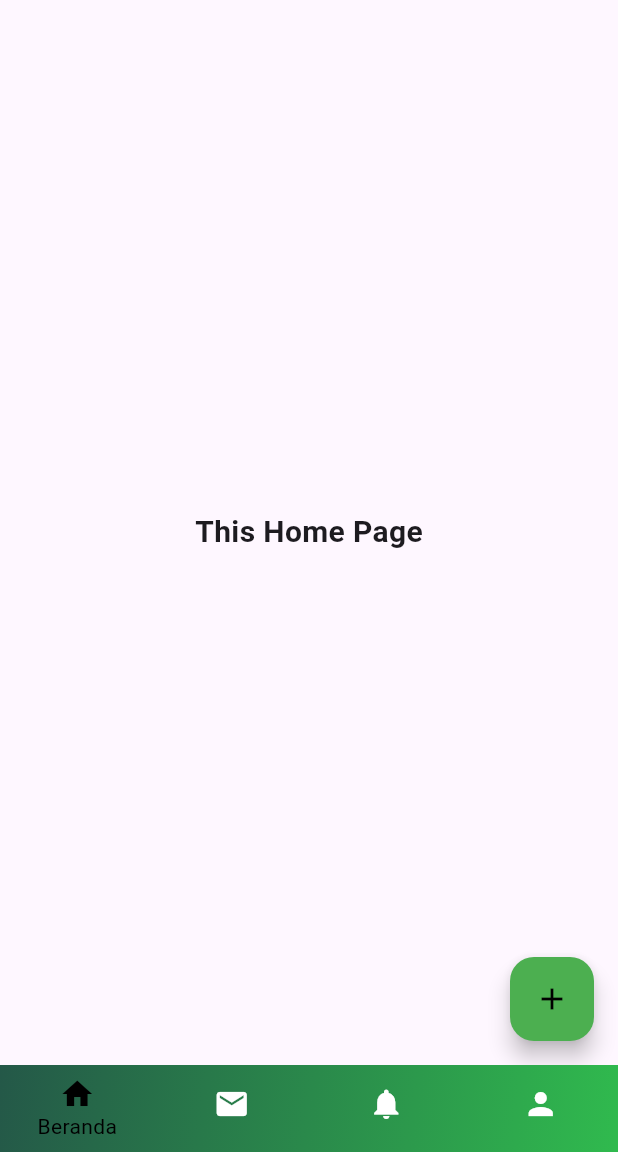
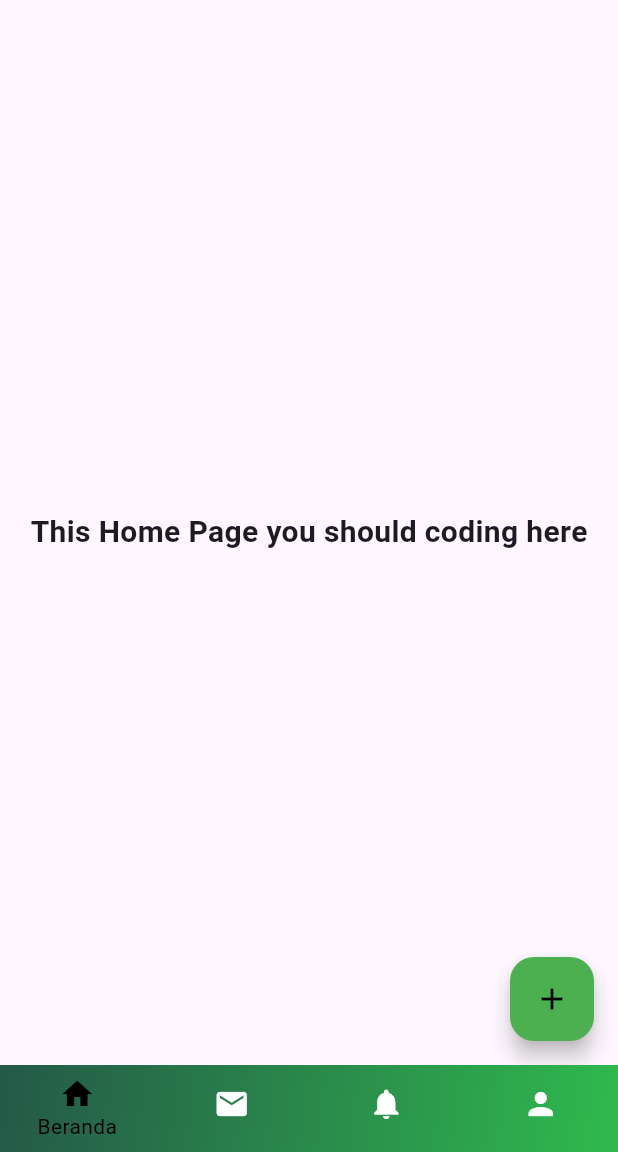
Before and after one commit to ariefana/mobile-project-medsos-apps, a Flutter app: the screen it shows after launch, on a phone screen of 412 x 824 dp, the part 84-1236 px from its top. Run offline on Flutter 3.47's test engine with Material 3 defaults, Android fonts, the phone set to English and light mode, and no system bars; Roboto replaces fonts that are missing (Times New Roman).

Commit message:
mengubah text di halaman home

```diff
--- a/lib/pages/homepage.dart
+++ b/lib/pages/homepage.dart
@@ -48,7 +48,7 @@ class HomePage extends StatelessWidget {
 
       body: Center(
         child: Text(
-          'This Home Page',
+          'This Home Page you should coding here',
           style: TextStyle(fontSize: 20, fontWeight: FontWeight.bold),
         ),
       ),
```
